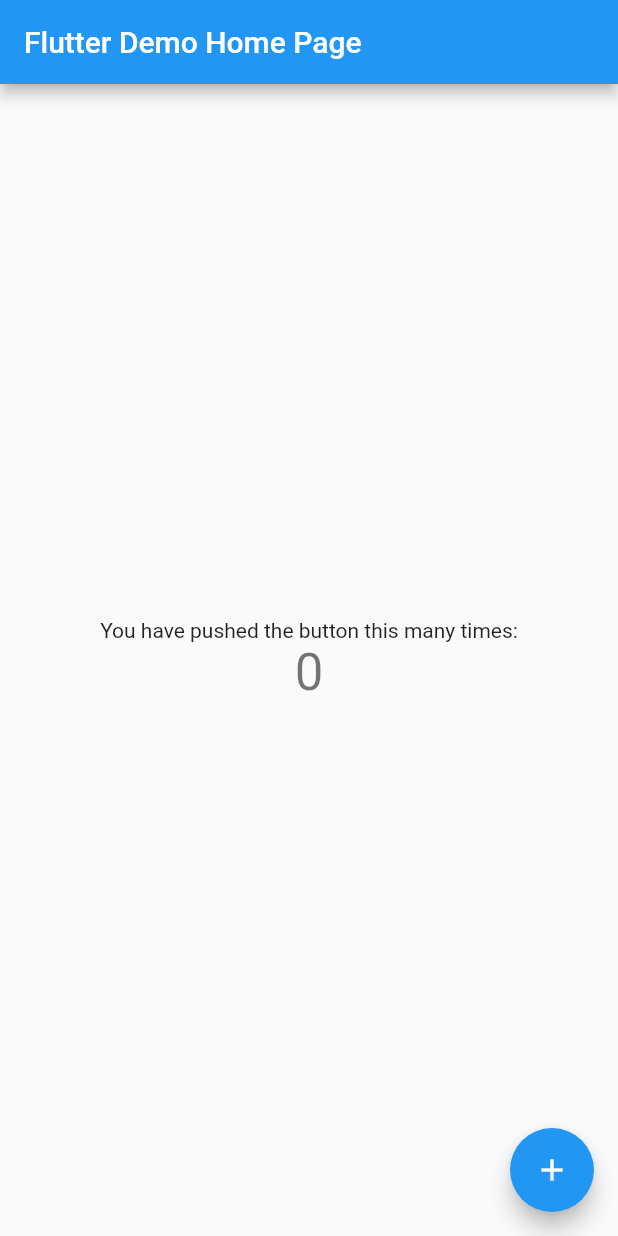
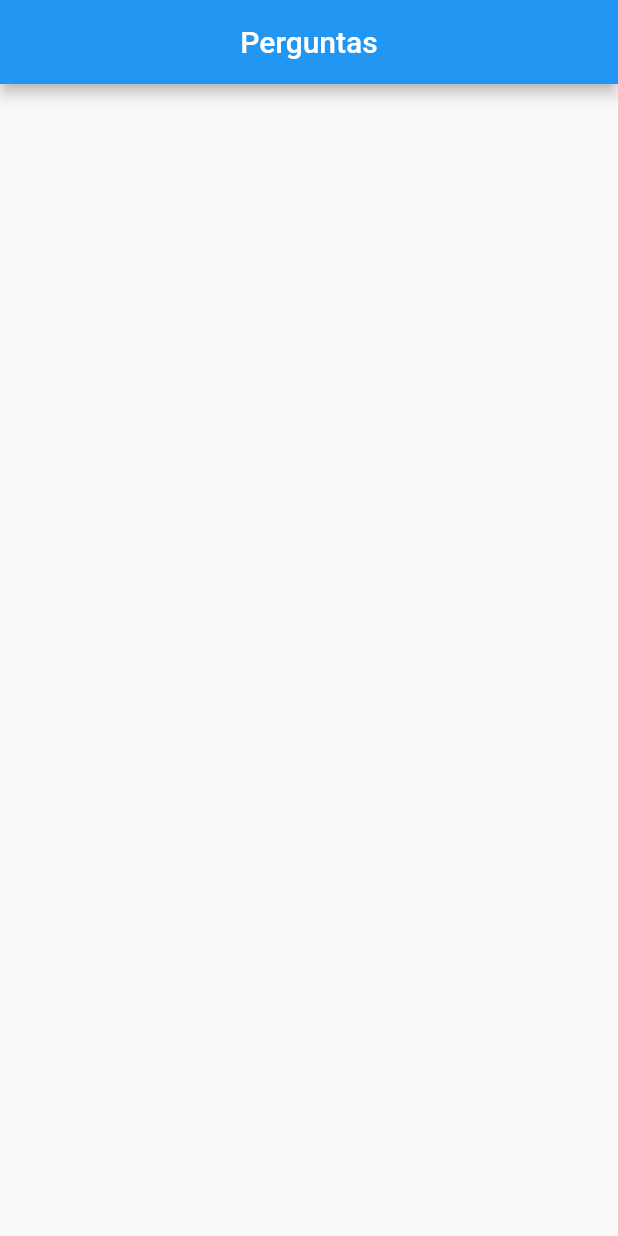
Before and after one commit to IsmaelDevMobile/projeto_perguntas, a Flutter app: the screen it shows after launch, on a phone screen of 412 x 824 dp. Run offline on Flutter 3.47's test engine with Material 2 defaults, Android fonts, the phone set to English and light mode, and no system bars.

Commit message:
page creation main.dart

```diff
--- a/lib/main.dart
+++ b/lib/main.dart
@@ -1,66 +1,20 @@
 import 'package:flutter/material.dart';
 
 void main() {
-  runApp(const MyApp());
+  runApp(const PerguntasApp());
 }
 
-class MyApp extends StatelessWidget {
-  const MyApp({super.key});
+class PerguntasApp extends StatelessWidget {
+  const PerguntasApp({super.key});
 
   @override
   Widget build(BuildContext context) {
     return MaterialApp(
-      title: 'Flutter Demo',
-      theme: ThemeData(
-        primarySwatch: Colors.blue,
-      ),
-      home: const MyHomePage(title: 'Flutter Demo Home Page'),
-    );
-  }
-}
-
-class MyHomePage extends StatefulWidget {
-  const MyHomePage({super.key, required this.title});
-
-  final String title;
-
-  @override
-  State<MyHomePage> createState() => _MyHomePageState();
-}
-
-class _MyHomePageState extends State<MyHomePage> {
-  int _counter = 0;
-
-  void _incrementCounter() {
-    setState(() {
-      _counter++;
-    });
-  }
-
-  @override
-  Widget build(BuildContext context) {
-    return Scaffold(
-      appBar: AppBar(
-        title: Text(widget.title),
-      ),
-      body: Center(
-        child: Column(
-          mainAxisAlignment: MainAxisAlignment.center,
-          children: <Widget>[
-            const Text(
-              'You have pushed the button this many times:',
-            ),
-            Text(
-              '$_counter',
-              style: Theme.of(context).textTheme.headline4,
-            ),
-          ],
+      home: Scaffold(
+        appBar: AppBar(
+          centerTitle: true,
+          title: const Text('Perguntas'),
         ),
-      ),
-      floatingActionButton: FloatingActionButton(
-        onPressed: _incrementCounter,
-        tooltip: 'Increment',
-        child: const Icon(Icons.add),
       ),
     );
   }
```
Also changed, not shown: 1 other file.
